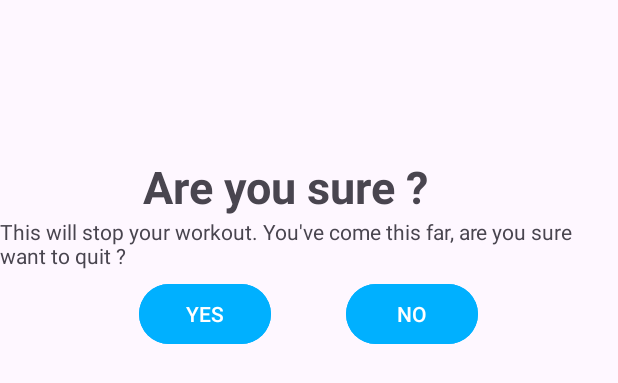
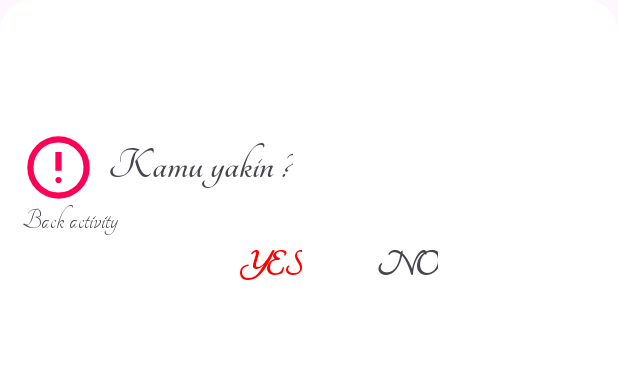
Before and after one commit to hendrimardani/7_minutes_workout, an Android app: the layout dialog_costume_back_confirmation.xml on its own in the app's theme, with its tools: preview values and no code run, on a phone screen of 412 x 824 dp. Shown: the top 383 px of the screen. Run offline under Robolectric (Android 15) with nearby library versions, the phone set to English and light mode, and no system bars.

Commit message:
layout dialog

```diff
--- a/app/src/main/java/com/example/a7minutesworkout/ExerciseActivity.kt
+++ b/app/src/main/java/com/example/a7minutesworkout/ExerciseActivity.kt
@@ -3,6 +3,8 @@ package com.example.a7minutesworkout
 import android.annotation.SuppressLint
 import android.app.Dialog
 import android.content.Intent
+import android.graphics.Color
+import android.graphics.drawable.ColorDrawable
 import android.media.MediaPlayer
 import android.net.Uri
 import androidx.appcompat.app.AppCompatActivity
@@ -60,18 +62,25 @@ class ExerciseActivity : AppCompatActivity() {
         }
     }
 
+    @SuppressLint("SetTextI18n")
     private fun customDialogForBackButton() {
         val customDialog = Dialog(this)
         val dialogBinding = DialogCostumeBackConfirmationBinding.inflate(layoutInflater)
+
         customDialog.setContentView(dialogBinding.root)
         customDialog.setCanceledOnTouchOutside(false)
+        customDialog.window!!.setBackgroundDrawable(ColorDrawable(Color.TRANSPARENT))
 
-        dialogBinding.btnYes.setOnClickListener {
+        // Set text
+        dialogBinding.tvDescription.text = "Ini akan memberhentikan olahragamu. Kamu sudah datang" +
+                " sejauh ini, apakah kamu yakin ingin keluar ?"
+
+        dialogBinding.tvYes.setOnClickListener {
             // We will destroy activity
             this@ExerciseActivity.finish()
             customDialog.dismiss()
         }
-        dialogBinding.btnNo.setOnClickListener {
+        dialogBinding.tvNo.setOnClickListener {
             customDialog.dismiss()
         }
         // Display dialog
--- /dev/null
+++ b/app/src/main/res/drawable/ic_alert.xml
@@ -0,0 +1,10 @@
+<vector xmlns:android="http://schemas.android.com/apk/res/android"
+    android:width="50dp"
+    android:height="50dp"
+    android:viewportWidth="960"
+    android:viewportHeight="960"
+    android:tint="#FF0057">
+  <path
+      android:fillColor="@android:color/white"
+      android:pathData="M480,680Q497,680 508.5,668.5Q520,657 520,640Q520,623 508.5,611.5Q497,600 480,600Q463,600 451.5,611.5Q440,623 440,640Q440,657 451.5,668.5Q463,680 480,680ZM440,520L520,520L520,280L440,280L440,520ZM480,880Q397,880 324,848.5Q251,817 197,763Q143,709 111.5,636Q80,563 80,480Q80,397 111.5,324Q143,251 197,197Q251,143 324,111.5Q397,80 480,80Q563,80 636,111.5Q709,143 763,197Q817,251 848.5,324Q880,397 880,480Q880,563 848.5,636Q817,709 763,763Q709,817 636,848.5Q563,880 480,880ZM480,800Q614,800 707,707Q800,614 800,480Q800,346 707,253Q614,160 480,160Q346,160 253,253Q160,346 160,480Q160,614 253,707Q346,800 480,800ZM480,480Q480,480 480,480Q480,480 480,480Q480,480 480,480Q480,480 480,480Q480,480 480,480Q480,480 480,480Q480,480 480,480Q480,480 480,480Z"/>
+</vector>
--- /dev/null
+++ b/app/src/main/res/drawable/shape.xml
@@ -0,0 +1,26 @@
+<?xml version="1.0" encoding="utf-8"?>
+<shape
+    xmlns:android="http://schemas.android.com/apk/res/android"
+    android:shape="rectangle"   >
+
+    <solid
+        android:color="#FFFFFF" >
+    </solid>
+
+    <stroke
+        android:width="2dp"
+        android:color="#FFFFFF" >
+    </stroke>
+
+    <padding
+        android:left="5dp"
+        android:top="5dp"
+        android:right="5dp"
+        android:bottom="5dp"    >
+    </padding>
+
+    <corners
+        android:radius="20dp"   >
+    </corners>
+
+</shape>
--- a/app/src/main/res/layout/activity_history.xml
+++ b/app/src/main/res/layout/activity_history.xml
@@ -10,7 +10,7 @@
         android:id="@+id/toolbarHistory"
         android:layout_width="match_parent"
         android:layout_height="wrap_content"
-        android:background="#99005950"
+        android:background="#DCD7D7"
         app:layout_constraintBottom_toBottomOf="parent"
         app:layout_constraintEnd_toEndOf="parent"
         app:layout_constraintHorizontal_bias="1.0"
--- a/app/src/main/res/layout/dialog_costume_back_confirmation.xml
+++ b/app/src/main/res/layout/dialog_costume_back_confirmation.xml
@@ -1,29 +1,48 @@
 <?xml version="1.0" encoding="utf-8"?>
 <androidx.constraintlayout.widget.ConstraintLayout xmlns:android="http://schemas.android.com/apk/res/android"
     xmlns:app="http://schemas.android.com/apk/res-auto"
+    xmlns:tools="http://schemas.android.com/tools"
+    android:background="@drawable/shape"
     android:layout_width="match_parent"
     android:layout_height="match_parent">
+
+    <ImageView
+        android:id="@+id/iv_alert"
+        android:layout_width="wrap_content"
+        android:layout_height="wrap_content"
+        android:src="@drawable/ic_alert"
+        app:layout_constraintBottom_toBottomOf="parent"
+        app:layout_constraintEnd_toEndOf="parent"
+        app:layout_constraintHorizontal_bias="0.027"
+        app:layout_constraintStart_toStartOf="parent"
+        app:layout_constraintTop_toTopOf="parent"
+        app:layout_constraintVertical_bias="0.107" />
 
     <TextView
         android:id="@+id/tv_title"
         android:layout_width="wrap_content"
         android:layout_height="wrap_content"
-        android:text="Are you sure ?"
+        android:layout_marginStart="8dp"
+        android:fontFamily="@font/tangerine_bold"
+        android:text="Kamu yakin ?"
         android:textSize="30dp"
+
         android:textStyle="bold"
-        app:layout_constraintBottom_toBottomOf="parent"
-        app:layout_constraintEnd_toEndOf="parent"
-        app:layout_constraintHorizontal_bias="0.428"
-        app:layout_constraintStart_toStartOf="parent"
-        app:layout_constraintTop_toTopOf="parent"
-        app:layout_constraintVertical_bias="0.133" />
+        app:layout_constraintBottom_toBottomOf="@id/iv_alert"
+        app:layout_constraintStart_toEndOf="@id/iv_alert"
+        app:layout_constraintTop_toTopOf="@id/iv_alert"
+        app:layout_constraintVertical_bias="0.444" />
 
     <TextView
         android:id="@+id/tv_description"
-        android:layout_width="wrap_content"
+        android:layout_width="match_parent"
         android:layout_height="wrap_content"
-        android:text="This will stop your workout. You've come this far, are you sure want to quit ?"
-        app:layout_constraintTop_toBottomOf="@+id/tv_title"
+        android:layout_marginStart="10dp"
+        android:layout_marginEnd="10dp"
+        android:textSize="20sp"
+        android:fontFamily="@font/tangerine_regular"
+        android:text="Back activity"
+        app:layout_constraintTop_toBottomOf="@+id/iv_alert"
         app:layout_constraintStart_toStartOf="parent"
         app:layout_constraintEnd_toEndOf="parent" />
 
@@ -33,24 +52,30 @@
         android:layout_height="wrap_content"
         android:orientation="horizontal"
         android:layout_margin="5dp"
-        android:gravity="center"
         app:layout_constraintTop_toBottomOf="@id/tv_description"
         app:layout_constraintStart_toStartOf="parent"
         app:layout_constraintEnd_toEndOf="parent">
 
-        <Button
-            android:id="@+id/btn_yes"
+        <TextView
+            android:id="@+id/tv_yes"
             android:layout_width="wrap_content"
             android:layout_height="wrap_content"
-            android:layout_marginEnd="50dp"
-            android:backgroundTint="#00B0FF"
-            android:text="YES" />
+            android:backgroundTint="@color/light_gray"
+            android:text="YES"
+            android:textSize="25sp"
+            android:textColor="#FF0000"
+            android:textStyle="bold"
+            android:fontFamily="@font/tangerine_regular"
+            android:layout_marginStart="150dp"
+            android:layout_marginEnd="50dp"/>
 
-        <Button
-            android:id="@+id/btn_no"
+        <TextView
+            android:id="@+id/tv_no"
             android:layout_width="wrap_content"
             android:layout_height="wrap_content"
-            android:backgroundTint="#00B0FF"
-            android:text="NO" />
+            android:text="NO"
+            android:textSize="25sp"
+            android:textStyle="bold"
+            android:fontFamily="@font/tangerine_regular"/>
     </LinearLayout>
 </androidx.constraintlayout.widget.ConstraintLayout>
--- a/app/src/main/res/values/colors.xml
+++ b/app/src/main/res/values/colors.xml
@@ -2,6 +2,6 @@
 <resources>
     <color name="black">#FF000000</color>
     <color name="white">#FFFFFF</color>
-    <color name="light_gray">#FF8A8A8A</color>
+    <color name="light_gray">#DCD7D7</color>
     <color name="light_green">#7EFF83</color>
 </resources>
```
Also changed, not shown: app/src/main/res/font/tangerine_bold.ttf (added), app/src/main/res/font/tangerine_regular.ttf (added).
